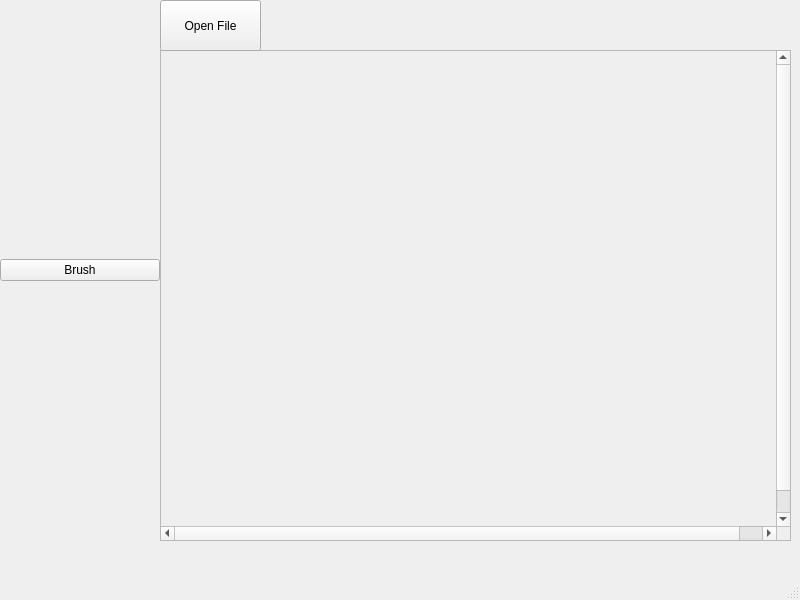
This is src/mainwindow.ui in robedpixel/SmartMonitor-Python as Qt 5 draws it before an edit. The edited form follows.
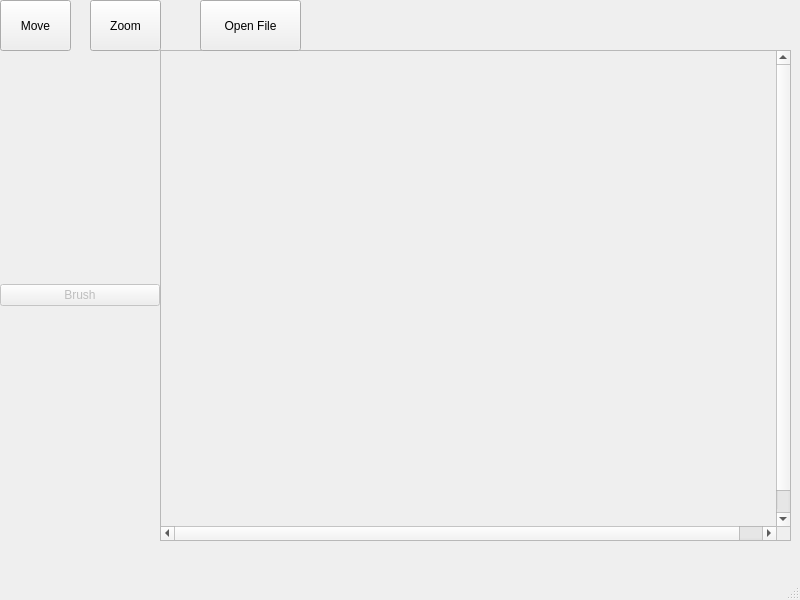
This is the edited form.

The edit to the form file:
```diff
--- a/src/mainwindow.ui
+++ b/src/mainwindow.ui
@@ -18,17 +18,23 @@
     <property name="geometry">
      <rect>
       <x>0</x>
-      <y>0</y>
+      <y>50</y>
       <width>160</width>
-      <height>541</height>
+      <height>491</height>
      </rect>
     </property>
     <layout class="QVBoxLayout" name="verticalLayout">
      <item>
       <widget class="QPushButton" name="brushButton">
+       <property name="enabled">
+        <bool>false</bool>
+       </property>
        <property name="text">
         <string>Brush</string>
        </property>
+       <property name="checkable">
+        <bool>true</bool>
+       </property>
       </widget>
      </item>
     </layout>
@@ -59,7 +65,7 @@
    <widget class="QPushButton" name="fileopenButton">
     <property name="geometry">
      <rect>
-      <x>160</x>
+      <x>200</x>
       <y>0</y>
       <width>101</width>
       <height>51</height>
@@ -69,6 +75,32 @@
      <string>Open File</string>
     </property>
    </widget>
+   <widget class="QPushButton" name="zoomButton">
+    <property name="geometry">
+     <rect>
+      <x>90</x>
+      <y>0</y>
+      <width>71</width>
+      <height>51</height>
+     </rect>
+    </property>
+    <property name="text">
+     <string>Zoom</string>
+    </property>
+   </widget>
+   <widget class="QPushButton" name="moveButton">
+    <property name="geometry">
+     <rect>
+      <x>0</x>
+      <y>0</y>
+      <width>71</width>
+      <height>51</height>
+     </rect>
+    </property>
+    <property name="text">
+     <string>Move</string>
+    </property>
+   </widget>
   </widget>
   <widget class="QMenuBar" name="menubar">
    <property name="geometry">
```
